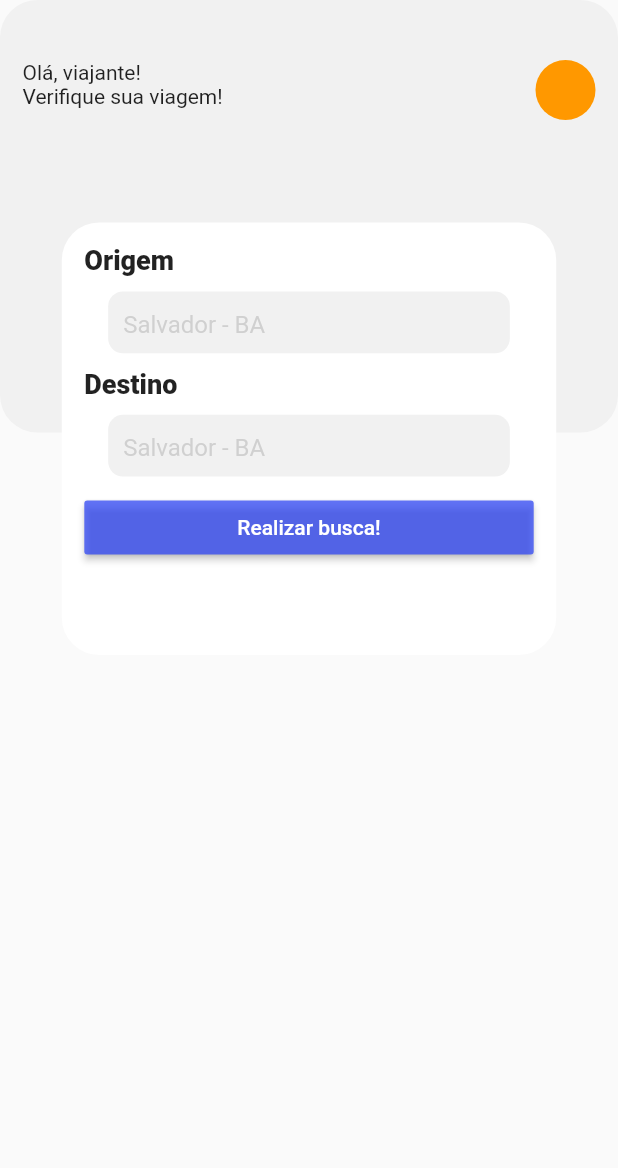
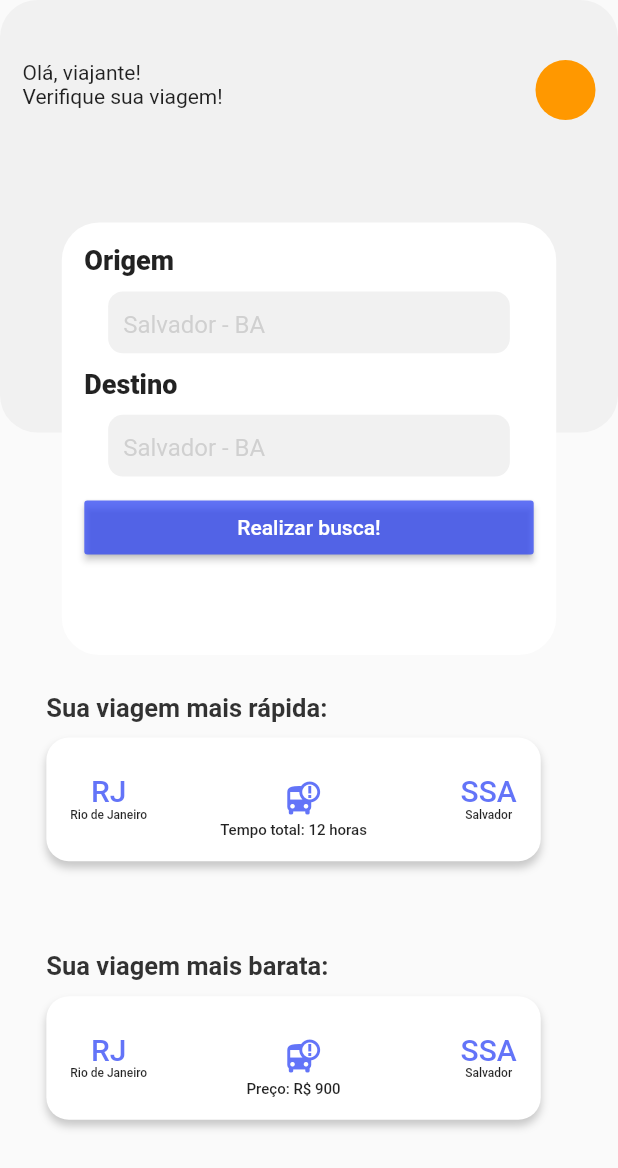
Before and after one commit to projeto-de-algoritmos/Grafos1_BusTravel, a Flutter app: the screen it shows after launch, on a phone screen of 412 x 824 dp. Shown: the top 1168 px of the screen. Run offline on Flutter 3.47's test engine with Material 2 defaults, Android fonts, the phone set to English and light mode, and no system bars; our stand-ins replace flutter_typeahead.

Commit message:
Finalizando interface home

```diff
--- a/lib/views/home/home_screen.dart
+++ b/lib/views/home/home_screen.dart
@@ -2,8 +2,8 @@
 
 import 'package:flutter/material.dart';
 import 'package:grafos1_bus/views/home/widgets/home_app_bar.dart';
+import 'package:grafos1_bus/views/home/widgets/home_info_card.dart';
 import 'package:grafos1_bus/views/home/widgets/home_search_city.dart';
-import 'package:grafos1_bus/views/home/widgets/home_suggestion_field.dart';
 
 class HomeScreen extends StatefulWidget {
   const HomeScreen({Key? key}) : super(key: key);
@@ -17,10 +17,35 @@ class _HomeScreenState extends State<HomeScreen> {
   Widget build(BuildContext context) {
     Size size = MediaQuery.of(context).size;
     return Scaffold(
-      body: SizedBox(
-        height: size.height * 0.53,
-        child: Stack(
-          children: [HomeAppBar(), HomeSearchCity()],
+      body: SingleChildScrollView(
+        child: Column(
+          children: [
+            SizedBox(
+              height: size.height * 0.53,
+              child: Stack(
+                children: [
+                  HomeAppBar(),
+                  HomeSearchCity(),
+                ],
+              ),
+            ),
+            HomeInfoCard(
+              title: "Sua viagem mais rápida:",
+              city1: "RJ",
+              city1Name: "Rio de Janeiro",
+              city2: "SSA",
+              city2Name: "Salvador",
+              info: "Tempo total: 12 horas",
+            ),
+            HomeInfoCard(
+              title: "Sua viagem mais barata:",
+              city1: "RJ",
+              city1Name: "Rio de Janeiro",
+              city2: "SSA",
+              city2Name: "Salvador",
+              info: "Preço: R\$ 900",
+            ),
+          ],
         ),
       ),
     );
--- /dev/null
+++ b/lib/views/home/widgets/home_info_card.dart
@@ -0,0 +1,112 @@
+import 'package:flutter/material.dart';
+
+class HomeInfoCard extends StatelessWidget {
+  const HomeInfoCard(
+      {Key? key,
+      required this.title,
+      required this.city1,
+      required this.city1Name,
+      required this.city2,
+      required this.city2Name,
+      required this.info})
+      : super(key: key);
+
+  final String title;
+  final String city1;
+  final String city1Name;
+  final String city2;
+  final String city2Name;
+  final String info;
+
+  @override
+  Widget build(BuildContext context) {
+    Size size = MediaQuery.of(context).size;
+
+    return Container(
+      width: size.width * 0.85,
+      margin: EdgeInsets.symmetric(vertical: 25),
+      child: Column(
+        crossAxisAlignment: CrossAxisAlignment.start,
+        children: [
+          Text(
+            title,
+            style: TextStyle(
+              color: Colors.black.withOpacity(0.8),
+              fontWeight: FontWeight.w700,
+              fontSize: 17,
+            ),
+          ),
+          Container(
+            height: size.height * 0.1,
+            width: size.width * 0.8,
+            margin: EdgeInsets.symmetric(vertical: 10),
+            decoration: BoxDecoration(
+              color: Colors.white,
+              borderRadius: BorderRadius.circular(15),
+              boxShadow: [
+                BoxShadow(
+                  offset: Offset(0, 4),
+                  blurRadius: 4,
+                  spreadRadius: 0,
+                  color: Colors.black.withOpacity(0.2),
+                )
+              ],
+            ),
+            child: MaterialButton(
+              onPressed: () {},
+              child: Column(
+                mainAxisAlignment: MainAxisAlignment.center,
+                children: [
+                  SizedBox(
+                    height: 10,
+                  ),
+                  Row(
+                    mainAxisAlignment: MainAxisAlignment.spaceBetween,
+                    children: [
+                      Column(
+                        children: [
+                          Text(
+                            city1,
+                            style: TextStyle(
+                                fontSize: 20,
+                                color: Color(0XFF2F46F5).withOpacity(0.75)),
+                          ),
+                          Text(
+                            city1Name,
+                            style: TextStyle(fontSize: 8),
+                          ),
+                        ],
+                      ),
+                      Icon(
+                        Icons.bus_alert,
+                        color: Color(0XFF2F46F5).withOpacity(0.75),
+                      ),
+                      Column(
+                        children: [
+                          Text(
+                            city2,
+                            style: TextStyle(
+                                fontSize: 20,
+                                color: Color(0XFF2F46F5).withOpacity(0.75)),
+                          ),
+                          Text(
+                            city2Name,
+                            style: TextStyle(fontSize: 8),
+                          ),
+                        ],
+                      ),
+                    ],
+                  ),
+                  Text(
+                    info,
+                    style: TextStyle(fontSize: 10),
+                  )
+                ],
+              ),
+            ),
+          )
+        ],
+      ),
+    );
+  }
+}
```
